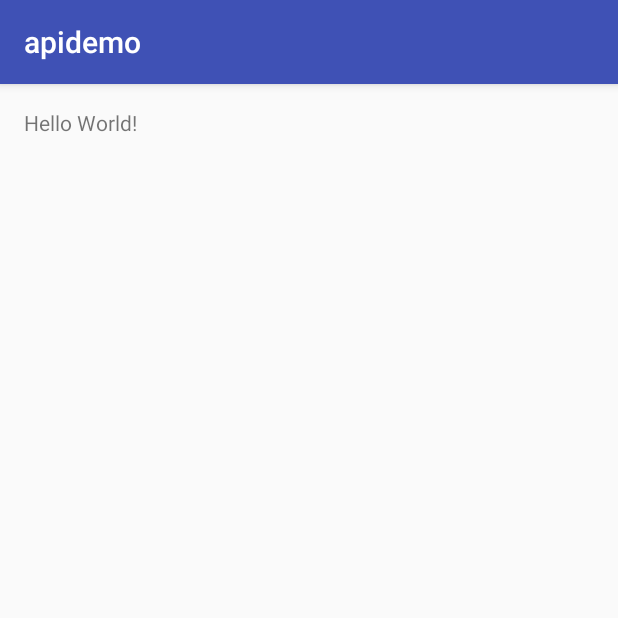
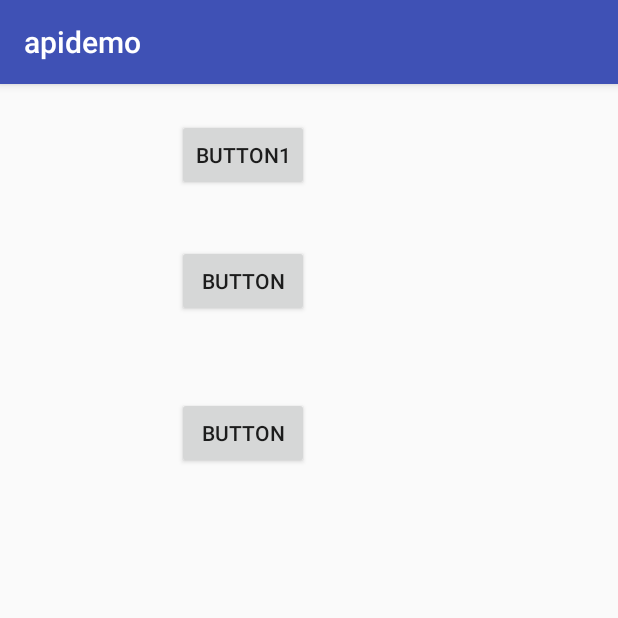
Before and after one commit to zhaochuanxing/MyApiDemo, an Android app: the screen it shows after launch (MainActivity before the commit, AlertDialogActivity after it), on a phone screen of 412 x 824 dp, the top half of it. Run offline under Robolectric (Android 15) with nearby library versions, the phone set to English and light mode, and no system bars.

Commit message:
add dialog

```diff
--- a/app/build.gradle
+++ b/app/build.gradle
@@ -1,12 +1,12 @@
 apply plugin: 'com.android.application'
 
 android {
-    compileSdkVersion 26
+    compileSdkVersion 25
     buildToolsVersion "26.0.1"
     defaultConfig {
         applicationId "com.xing.apidemo"
         minSdkVersion 14
-        targetSdkVersion 26
+        targetSdkVersion 25
         versionCode 1
         versionName "1.0"
         testInstrumentationRunner "android.support.test.runner.AndroidJUnitRunner"
--- a/app/src/main/AndroidManifest.xml
+++ b/app/src/main/AndroidManifest.xml
@@ -9,6 +9,11 @@
         android:supportsRtl="true"
         android:theme="@style/AppTheme">
         <activity android:name=".MainActivity">
+
+        </activity>
+        <activity android:name=".XfermodeActivity">
+        </activity>
+        <activity android:name=".dialog.AlertDialogActivity">
             <intent-filter>
                 <action android:name="android.intent.action.MAIN"/>
 
--- /dev/null
+++ b/app/src/main/java/com/xing/apidemo/dialog/AlertDialogActivity.java
@@ -0,0 +1,84 @@
+package com.xing.apidemo.dialog;
+
+import android.app.Dialog;
+import android.content.DialogInterface;
+import android.support.v7.app.AlertDialog;
+import android.support.v7.app.AppCompatActivity;
+import android.os.Bundle;
+import android.view.View;
+import android.widget.Button;
+import android.widget.Toast;
+
+import com.xing.apidemo.R;
+
+public class AlertDialogActivity extends AppCompatActivity {
+
+    private static final int DIALOG_YES_NO_MESSAGE = 1;
+    private static final int DIALOG_HOOL_LIGHT = 2;
+    private static final int DIALOG_LIST = 3;
+
+    @Override
+    protected void onCreate(Bundle savedInstanceState) {
+        super.onCreate(savedInstanceState);
+        setContentView(R.layout.activity_alert_dialog);
+        Button button = (Button)findViewById(R.id.button);
+        button.setOnClickListener(new View.OnClickListener() {
+            @Override
+            public void onClick(View v) {
+                showDialog(DIALOG_YES_NO_MESSAGE);
+            }
+        });
+        button = (Button)findViewById(R.id.button2);
+        button.setOnClickListener(new View.OnClickListener() {
+            @Override
+            public void onClick(View v) {
+                showDialog(DIALOG_HOOL_LIGHT);
+            }
+        });
+
+        button = (Button)findViewById(R.id.button3);
+        button.setOnClickListener(new View.OnClickListener() {
+            @Override
+            public void onClick(View v) {
+                showDialog(DIALOG_LIST);
+            }
+        });
+    }
+
+    @Override
+    protected Dialog onCreateDialog(int id) {
+        switch (id){
+            case DIALOG_YES_NO_MESSAGE:
+                return new AlertDialog.Builder(AlertDialogActivity.this)
+                        .setTitle("dialog title")
+                        .setPositiveButton(R.string.alert_dialog_ok, new DialogInterface.OnClickListener() {
+                            @Override
+                            public void onClick(DialogInterface dialog, int which) {
+
+                            }
+                        })
+                        .setNegativeButton("cancel",null).create();
+            case DIALOG_HOOL_LIGHT:
+                int styleId = android.R.style.Theme_Material_Light_Dialog_Alert;
+                styleId = android.R.style.Theme_DeviceDefault_Dialog_Alert;
+                styleId = android.R.style.Theme_DeviceDefault_Light_Dialog_Alert;
+                return new AlertDialog.Builder(AlertDialogActivity.this,styleId)
+                        .setTitle("material title")
+                        .setMessage("material dialog")
+                        .setPositiveButton("好的",null)
+                        .setNeutralButton("看看",null)
+                        .setNegativeButton("算了",null)
+                        .create();
+            case DIALOG_LIST:
+                return new AlertDialog.Builder(AlertDialogActivity.this)
+                        .setTitle("list dialog")
+                        .setItems(new String[] { "one", "two", "three" }, new DialogInterface.OnClickListener() {
+                            @Override
+                            public void onClick(DialogInterface dialog, int which) {
+                                Toast.makeText(AlertDialogActivity.this,""+which,Toast.LENGTH_LONG).show();
+                            }
+                        }).create();
+        }
+        return null;
+    }
+}
--- /dev/null
+++ b/app/src/main/res/layout/activity_alert_dialog.xml
@@ -0,0 +1,29 @@
+<?xml version="1.0" encoding="utf-8"?>
+<RelativeLayout
+    xmlns:android="http://schemas.android.com/apk/res/android"
+    xmlns:tools="http://schemas.android.com/tools"
+    android:id="@+id/activity_alert_dialog"
+    android:layout_width="match_parent"
+    android:layout_height="match_parent"
+    tools:context="com.xing.apidemo.dialog.AlertDialogActivity">
+
+    <Button
+        android:text="Button1"
+        android:layout_width="wrap_content"
+        android:layout_height="wrap_content" android:layout_alignParentTop="true"
+        android:layout_alignParentLeft="true" android:layout_alignParentStart="true"
+        android:layout_marginLeft="118dp" android:layout_marginStart="118dp"
+        android:layout_marginTop="23dp" android:id="@+id/button"/>
+    <Button
+        android:text="Button"
+        android:layout_width="wrap_content"
+        android:layout_height="wrap_content" android:layout_below="@+id/button"
+        android:layout_alignRight="@+id/button" android:layout_alignEnd="@+id/button"
+        android:layout_marginTop="36dp" android:id="@+id/button2"/>
+    <Button
+        android:text="Button"
+        android:layout_width="wrap_content"
+        android:layout_height="wrap_content" android:layout_below="@+id/button2"
+        android:layout_alignRight="@+id/button2" android:layout_alignEnd="@+id/button2"
+        android:layout_marginTop="53dp" android:id="@+id/button3"/>
+</RelativeLayout>
--- a/app/src/main/res/values/strings.xml
+++ b/app/src/main/res/values/strings.xml
@@ -1,3 +1,4 @@
 <resources>
     <string name="app_name">apidemo</string>
+    <string name="alert_dialog_ok">OK</string>
 </resources>
```
Also changed, not shown: app/src/main/java/com/xing/apidemo/XfermodeActivity.java (added, +13 -0 lines), app/src/main/java/com/xing/apidemo/dialog/ProcessDialog.java (added, +45 -0 lines), app/src/main/res/layout/activity_xfermode.xml (added, +14 -0 lines).
